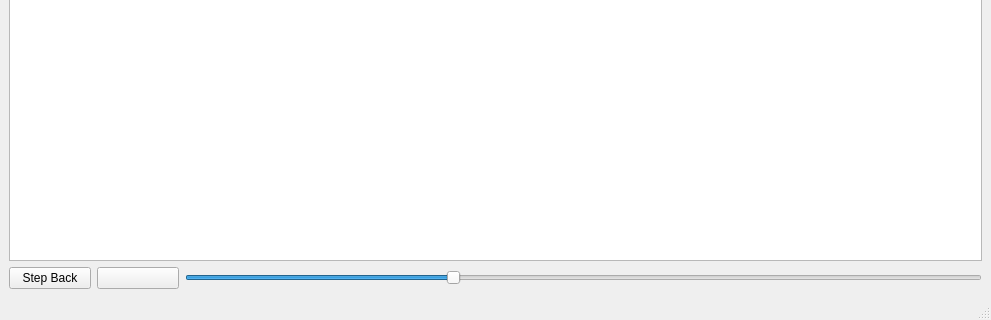
Above: knapsack_visualizer/knapsack_layout.ui from SaifMasoud/knapsack-visualizer before the change; both pictures show x 0 to 991 and y 280 to 600 of the 991 by 600 pixel window. Below: the same form after it.
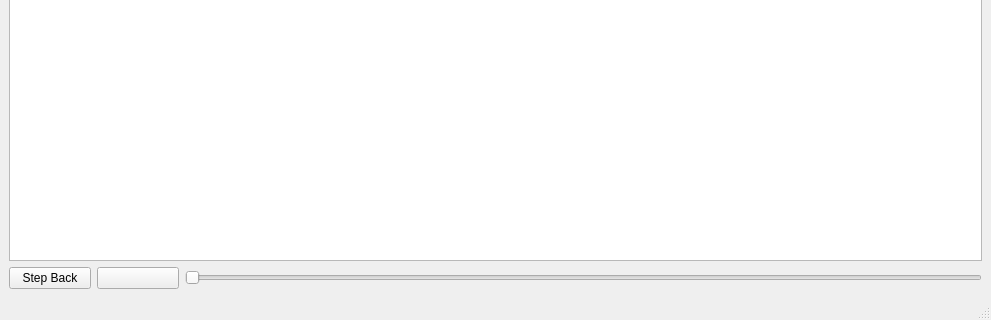
That is the form after the change. Icons and pictures are not drawn. Custom widgets are drawn as their Qt base class.

Commit message: Made speed slider correleate positively with speed

The edit to the form file:
```diff
--- a/knapsack_visualizer/knapsack_layout.ui
+++ b/knapsack_visualizer/knapsack_layout.ui
@@ -119,17 +119,26 @@
             <height>16777215</height>
            </size>
           </property>
+          <property name="toolTip">
+           <string>Speed</string>
+          </property>
+          <property name="minimum">
+           <number>1</number>
+          </property>
           <property name="maximum">
-           <number>3000</number>
+           <number>30</number>
           </property>
           <property name="singleStep">
            <number>100</number>
           </property>
           <property name="pageStep">
-           <number>100</number>
+           <number>4</number>
+          </property>
+          <property name="value">
+           <number>1</number>
           </property>
           <property name="sliderPosition">
-           <number>1000</number>
+           <number>1</number>
           </property>
           <property name="orientation">
            <enum>Qt::Horizontal</enum>
```
Left out of the diff: 2 changed lines with no effect on the pictures. The commit also changes 2 other files.
